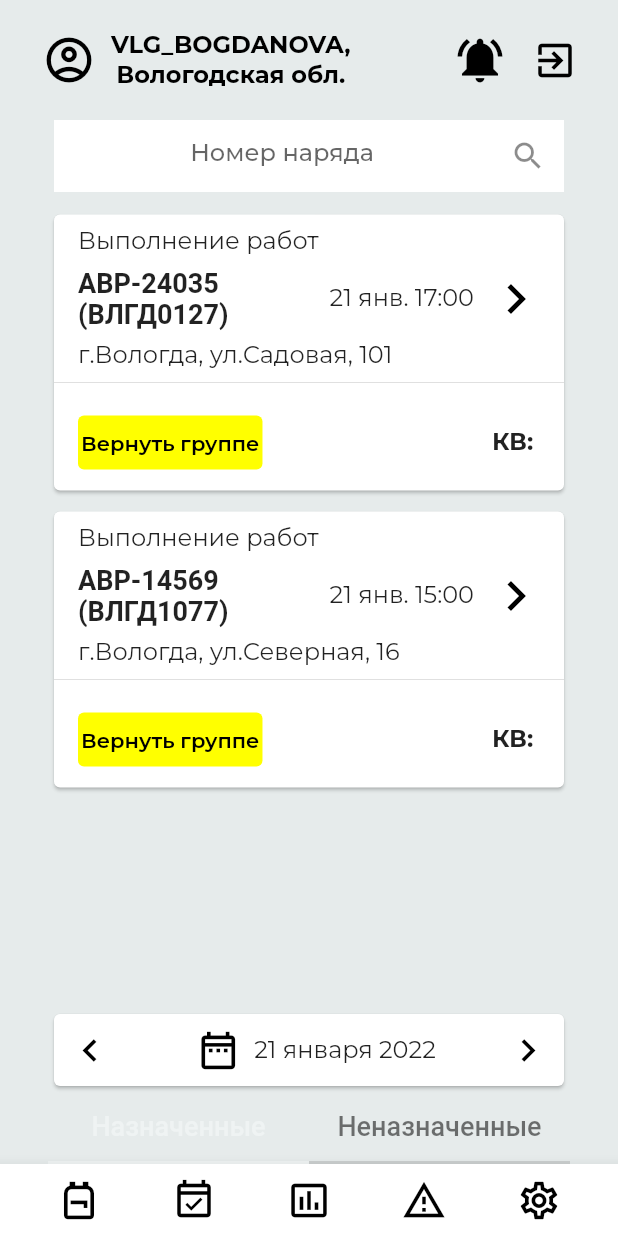
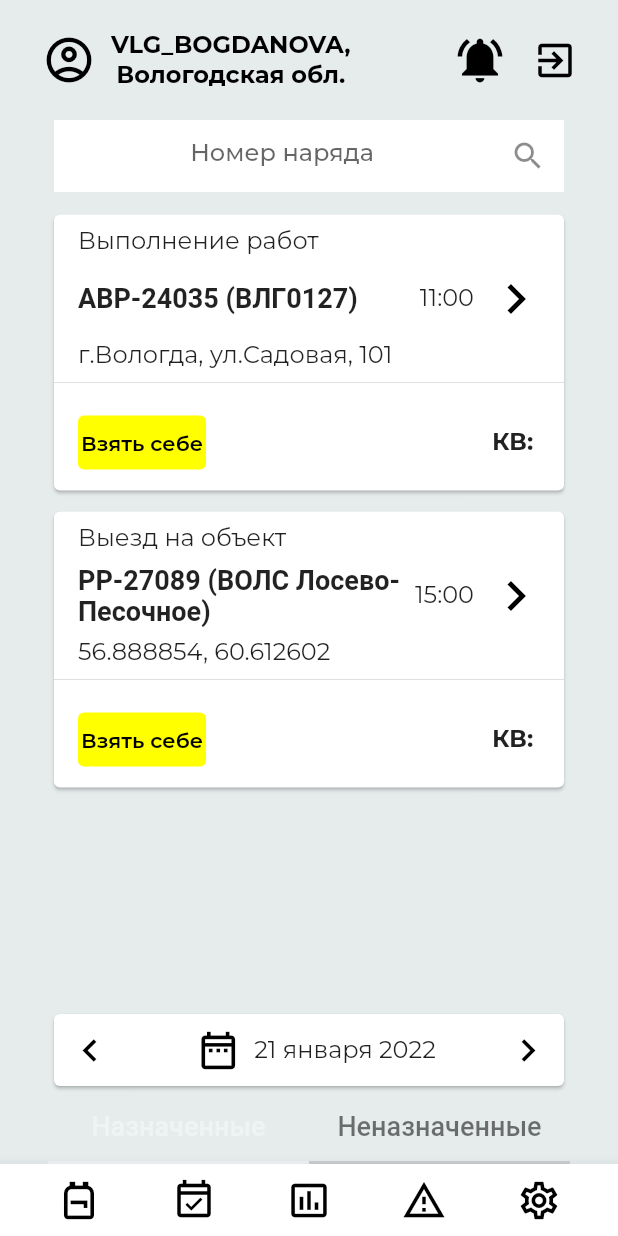
Before and after one commit to argustelecom/tasklist_lite, a Flutter app: the screen it shows after launch, on a phone screen of 412 x 824 dp. Run offline on Flutter 3.47's test engine with Material 2 defaults, Android fonts, the phone set to English and light mode, and no system bars; drawn by our look-alikes of substring_highlight; our stand-ins replace adaptive_breakpoints, carousel_slider, get, google_fonts, graphql, graphql_flutter; missing offline and left inert: duration, gql_http_link.

Commit message:
TASK-126754 реализация модели данных + фикстур данных (таск, исполнитель etc)
fix вычисления КВ/СКВ
отображение кнопок Взять себе, Вернуть группе в зависимости от наличия исполнителя

```diff
--- a/lib/crazylib/task_card.dart
+++ b/lib/crazylib/task_card.dart
@@ -4,6 +4,7 @@ import 'package:get/get.dart';
 import 'package:substring_highlight/substring_highlight.dart';
 import 'package:tasklist_lite/state/tasklist_controller.dart';
 import 'package:tasklist_lite/tasklist/model/task.dart';
+
 
 /// визуальное представление задачи в списке задач
 /// #TODO: также используется и в старой карусели в AlternativeTaskListPage, но никто даже не смотрел, как оно там выглядит
@@ -98,12 +99,29 @@ class TaskCard extends StatelessWidget {
                   child: Row(
                     mainAxisAlignment: MainAxisAlignment.spaceBetween,
                     children: [
-                      TextButton(
+                      if (task.assignee != null) TextButton(
                         style: ButtonStyle(
                           backgroundColor:
                               // #TODO: зачем это: https://stackoverflow.com/questions/66476548/flutter-textbutton-padding  ??
                               MaterialStateProperty.all<Color>(
                                   Colors.yellowAccent),
+                          padding: MaterialStateProperty.all<EdgeInsets>(
+                              EdgeInsets.all(2)),
+                        ),
+                        child: Text(
+                          "Взять себе",
+                          style: TextStyle(
+                            color: Colors.black,
+                          ),
+                        ),
+                        onPressed: () => {print("login")},
+                      ),
+                      if (task.assignee == null) TextButton(
+                        style: ButtonStyle(
+                          backgroundColor:
+                          // #TODO: зачем это: https://stackoverflow.com/questions/66476548/flutter-textbutton-padding  ??
+                          MaterialStateProperty.all<Color>(
+                              Colors.yellowAccent),
                           padding: MaterialStateProperty.all<EdgeInsets>(
                               EdgeInsets.all(2)),
                         ),
--- a/lib/tasklist/fixture/task_fixtures.dart
+++ b/lib/tasklist/fixture/task_fixtures.dart
@@ -44,11 +44,11 @@ class TaskFixtures {
     new Task(
         id: 1,
         name: "АВР-24035",
-        desc: "АВР-24035 (ВЛГД0127)",
+        desc: "АВР-24035 (ВЛГ0127)",
         processTypeName: "Аварийно-восстановительные работы",
         taskType: "Выполнение работ",
         dueDate:
-            DateUtils.dateOnly(DateTime.now()).add(const Duration(hours: 17)),
+            DateUtils.dateOnly(DateTime.now()).add(const Duration(hours: 11)),
         assignee: "Богданова И.Л.",
         address: "г.Вологда, ул.Садовая, 101",
         latitude: "56.863148",
@@ -64,18 +64,18 @@ class TaskFixtures {
           "Наряд/Договор": "№464527",
           "Наряд/Приоритет": "2",
           "Объект/Тип объекта": "Базовая станция",
-          "Объект/Название": "ВЛГД0127",
+          "Объект/Название": "ВЛГ0127",
           "Объект/Пробег до объекта (км)": "9 км"
         })),
     new Task(
         id: 2,
         name: "РР-27089",
-        desc: "РР-27089 (ВОЛС Лаврики-Песочное)",
+        desc: "РР-27089 (ВОЛС Лосево-Песочное)",
         processTypeName: "Разовые работы",
-        taskType: "Назначение наряда бригаде",
+        taskType: "Выезд на объект",
         dueDate: DateUtils.dateOnly(DateTime.now())
-            .add(const Duration(hours: 22)),
-        assignee: null,
+            .add(const Duration(hours: 15)),
+        assignee: "Богданова И.Л., Смирнов С.А.",
         address: null,
         latitude: "56.888854",
         longitude: "60.612602",
@@ -90,22 +90,22 @@ class TaskFixtures {
           "Наряд/Договор": "№464527",
           "Наряд/Приоритет": "5",
           "Объект/Тип объекта": "ВОЛС",
-          "Объект/Название": "Лаврики-Песочное",
+          "Объект/Название": "Лосево-Песочное",
           "Объект/Пробег до объекта (км)": "73 км"
         })),
     new Task(
         id: 3,
         name: "РР-28050",
-        desc: "РР-28050 (МИ4032)",
+        desc: "РР-28050 (ВЛГ4032)",
         processTypeName: "Разовые работы",
         taskType: "Назначение наряда бригаде",
         dueDate: DateUtils.dateOnly(DateTime.now())
-            .add(const Duration(hours: 24 * 2 + 12)),
+            .add(const Duration(hours: 22)),
         assignee: null,
         address: "г.Вологда, ул.Лесопарковая, 9Б",
         latitude: null,
         longitude: null,
-        comment: "Муфта М172",
+        comment: "ТРЦ Радуга. Работы только в ночное время. Дежурный инженер Семенов И.С. +79501234567",
         createDate: DateUtils.dateOnly(DateTime.now())
             .add(const Duration(hours: 24 * 2 - 22)),
         isClosed: false,
@@ -116,17 +116,17 @@ class TaskFixtures {
           "Наряд/Договор": "№464527",
           "Наряд/Приоритет": "5",
           "Объект/Тип объекта": "Базовая станция",
-          "Объект/Название": "МИ4032",
+          "Объект/Название": "ВЛГ4032",
           "Объект/Пробег до объекта (км)": "5 км"
         })),
     new Task(
         id: 4,
         name: "ТО-19099",
-        desc: "ТО-19099 (ВЛГД0734)",
+        desc: "ТО-19099 (ВЛГ0734)",
         processTypeName: "Техническое обслуживание",
         taskType: "Назначение наряда бригаде",
         dueDate: DateUtils.dateOnly(DateTime.now())
-            .add(const Duration(hours: 24 * 7 + 20)),
+            .add(const Duration(hours: 24 * 1 + 16)),
         assignee: null,
         address: "г.Вологда, ул.Северная, 27",
         latitude: null,
@@ -142,19 +142,19 @@ class TaskFixtures {
           "Наряд/Договор": "№464527",
           "Наряд/Приоритет": "5",
           "Объект/Тип объекта": "Базовая станция",
-          "Объект/Название": "ВЛГД0734",
+          "Объект/Название": "ВЛГ0734",
           "Объект/Пробег до объекта (км)": "12 км"
         })),
     new Task(
         id: 5,
         name: "АВР-14569",
-        desc: "АВР-14569 (ВЛГД1077)",
+        desc: "АВР-14569 (ВЛГ1077)",
         processTypeName: "Аварийно-восстановительные работы",
-        taskType: "Выполнение работ",
+        taskType: "Назначение наряда бригаде",
         dueDate: DateUtils.dateOnly(DateTime.now())
-            .add(const Duration(hours: 15)),
-        assignee: "Богданова И.Л., Смирнов С.А.",
-        address: "г.Вологда, ул.Северная, 16",
+            .add(const Duration(hours: 24*3 + 15)),
+        assignee: null,
+        address: "г.Вологда, пр.Мира, 16",
         latitude: null,
         longitude: null,
         comment: "",
@@ -168,7 +168,7 @@ class TaskFixtures {
           "Наряд/Договор": "№464527",
           "Наряд/Приоритет": "3",
           "Объект/Тип объекта": "Базовая станция",
-          "Объект/Название": "ВЛГД1077",
+          "Объект/Название": "ВЛГ1077",
           "Объект/Пробег до объекта (км)": "21 км"
         }))
   });
@@ -177,17 +177,17 @@ class TaskFixtures {
     new Task(
         id: 11,
         name: "ТО-17051",
-        desc: "ТО-17051 (ВЛГД1024)",
+        desc: "ТО-17051 (ВЛГ1024)",
         processTypeName: "Техническое обслужавание",
         taskType: "Назначение наряда бригаде",
         dueDate: DateUtils.dateOnly(DateTime.now())
-            .add(const Duration(hours: 24 * 25 + 14)),
+            .add(const Duration(hours: 24 * 7 + 14)),
         assignee: null,
         address: "г.Вологда, пр.Космонавтов, 23a",
         latitude: null,
         longitude: null,
         comment:
-            "ТЦ Работы только в ночное время. Дежурный инженер Семенов И.С. +79501234567",
+            "По вопросам доступа в диспетчерскую, вход с торца",
         createDate: DateUtils.dateOnly(DateTime.now())
             .add(const Duration(hours: 24 * 4 - 20)),
         isClosed: false,
--- a/lib/tasklist/model/task.dart
+++ b/lib/tasklist/model/task.dart
@@ -1,12 +1,10 @@
 import 'dart:collection';
-
 import 'package:duration/duration.dart';
 import 'package:duration/locale.dart';
 import 'package:intl/intl.dart';
 
 /// Представление о задаче
 class Task {
-
   final String systemAttrGroup = "Общие сведения";
 
   final int id;
@@ -77,7 +75,8 @@ class Task {
 
   // null safety: здесь null`ами не может быть только id, name (т.к. они обязательны) и булевы свойства (т.к. для них задан дефолт в дефолтном конструкторе)
   // что интересно, фигурные скобочки внутри объявления конструктора делают параметры именованными, их теперь можно задавать не по порядку, а по имени. Удобно.
-  Task({required this.id,
+  Task(
+      {required this.id,
       required this.name,
       this.desc,
       this.processTypeName,
@@ -96,9 +95,17 @@ class Task {
       this.isOutdoor = false,
       this.flexibleAttribs});
 
+  bool isOverdue() {
+    Duration? timeLeft = getTimeLeft();
+    return (timeLeft != null) && (dueDate!.isBefore((DateTime.now())));
+  }
+
   Duration? getTimeLeft() {
     if (dueDate != null)
-      return dueDate!.difference(DateTime.now());
+      // DateTime#difference возвращает некорректные длительности, вычислим более надежным способом
+      return new Duration(
+          milliseconds: dueDate!.millisecondsSinceEpoch -
+              DateTime.now().millisecondsSinceEpoch);
     else
       return null;
   }
@@ -106,9 +113,9 @@ class Task {
   String getTimeLeftText() {
     Duration? timeLeft = getTimeLeft();
     if (timeLeft != null)
-      return (timeLeft.isNegative ? "СКВ: " : "КВ: ") +
+      return (isOverdue() ? "СКВ: " : "КВ: ") +
           prettyDuration(timeLeft,
-              tersity: DurationTersity.minute,
+              tersity: DurationTersity.second,
               abbreviated: true,
               delimiter: " ",
               spacer: "",
@@ -117,17 +124,10 @@ class Task {
       return "";
   }
 
-  bool isOverdue() {
-    Duration? timeLeft = getTimeLeft();
-    return (timeLeft != null) && (timeLeft.isNegative);
-  }
-
   String getDueDateShortText() {
     if (dueDate == null)
       return "";
-    else if (dueDate!.day == DateTime
-        .now()
-        .day)
+    else if (dueDate!.day == DateTime.now().day)
       return DateFormat("HH:mm").format(dueDate!);
     else
       return DateFormat("d MMM HH:mm", "ru").format(dueDate!);
@@ -174,9 +174,9 @@ class Task {
         "Адресное примечание": addressComment,
         "Широта": latitude,
         "Долгота": longitude,
-        "Примечание": comment}));
-    }
-    else if (flexibleAttribs != null) {
+        "Примечание": comment
+      }));
+    } else if (flexibleAttribs != null) {
       flexibleAttribs?.forEach((key, value) {
         if (key.startsWith("$group/"))
           attrValues.addAll({key.substring(key.indexOf("/") + 1): value});
```
Lines whose indentation alone changed are shown as unchanged.
